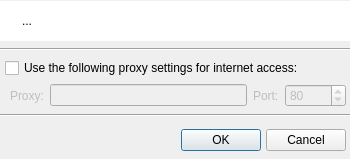
Qt form src/QUProxyDialog.ui (UltraStar-Deluxe/UltraStar-Creator) before a commit.
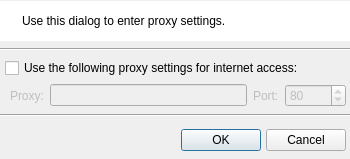
The same form after that commit. Icons and pictures are not drawn.

Commit message: * added swisscharts.com lookup (mainly for #YEAR tag) * added proxy settings under File->Settings (for swisscharts.com lookup) * updated language files * SVN revision and date are now automatically written to version.h on compile (SubWCRev . version.in version.h)

Patch:
```diff
--- a/src/QUProxyDialog.ui
+++ b/src/QUProxyDialog.ui
@@ -137,7 +137,7 @@
        <item>
         <widget class="QLabel" name="textLbl">
          <property name="text">
-          <string>...</string>
+          <string>Use this dialog to enter proxy settings.</string>
          </property>
          <property name="alignment">
           <set>Qt::AlignLeading|Qt::AlignLeft|Qt::AlignVCenter</set>
```
Left out of the diff: 14 changed lines with no effect on the pictures. The commit also changes 18 other files.
